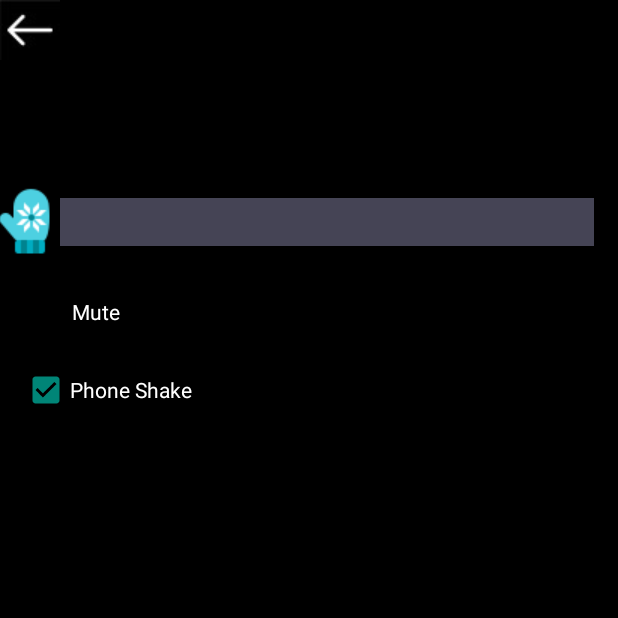
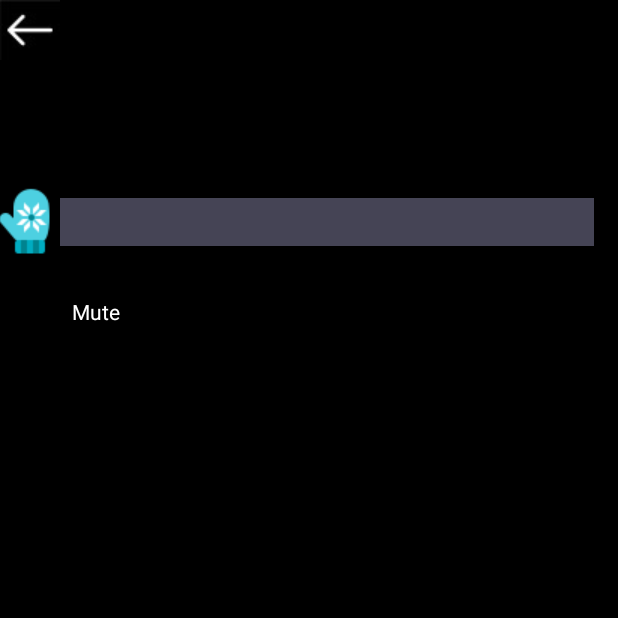
Before and after one commit to quanyoyo/prm392, an Android app: the SettingActivity screen opened directly, with no data from a screen before it, on a phone screen of 412 x 824 dp, the top half of it. Run offline under Robolectric (Android 15) with nearby library versions, the phone set to English and light mode, and no system bars.

Commit message:
Project done(2)

```diff
--- a/app/src/main/java/com/example/prm392/SettingActivity.java
+++ b/app/src/main/java/com/example/prm392/SettingActivity.java
@@ -66,23 +66,23 @@ public class SettingActivity extends AppCompatActivity {
         muteCheckBox.setChecked(isMuted);
         volumeSeekBar.setProgress(sharedPreferences.getInt(PREF_VOLUME, 0));
 
-        // Initialize the phone shake checkbox
-        vibrationCheckBox = findViewById(R.id.vibrationCheckBox);
-
-        // Get the saved vibration setting from SharedPreferences
-        boolean isVibrationEnabled = sharedPreferences.getBoolean(KEY_VIBRATION_ENABLED, true);
-        vibrationCheckBox.setChecked(isVibrationEnabled);
-
-        // Add an OnCheckedChangeListener to the vibration CheckBox
-        vibrationCheckBox.setOnCheckedChangeListener(new CompoundButton.OnCheckedChangeListener() {
-            @Override
-            public void onCheckedChanged(CompoundButton buttonView, boolean isChecked) {
-                // Save the vibration setting in SharedPreferences
-                SharedPreferences.Editor editor = sharedPreferences.edit();
-                editor.putBoolean(KEY_VIBRATION_ENABLED, isChecked);
-                editor.apply();
-            }
-        });
+//        // Initialize the phone shake checkbox
+//        vibrationCheckBox = findViewById(R.id.vibrationCheckBox);
+//
+//        // Get the saved vibration setting from SharedPreferences
+//        boolean isVibrationEnabled = sharedPreferences.getBoolean(KEY_VIBRATION_ENABLED, true);
+//        vibrationCheckBox.setChecked(isVibrationEnabled);
+//
+//        // Add an OnCheckedChangeListener to the vibration CheckBox
+//        vibrationCheckBox.setOnCheckedChangeListener(new CompoundButton.OnCheckedChangeListener() {
+//            @Override
+//            public void onCheckedChanged(CompoundButton buttonView, boolean isChecked) {
+//                // Save the vibration setting in SharedPreferences
+//                SharedPreferences.Editor editor = sharedPreferences.edit();
+//                editor.putBoolean(KEY_VIBRATION_ENABLED, isChecked);
+//                editor.apply();
+//            }
+//        });
 
         // Set muteCheckBox listener
         muteCheckBox.setOnCheckedChangeListener(new CompoundButton.OnCheckedChangeListener() {
--- a/app/src/main/res/layout/activity_setting.xml
+++ b/app/src/main/res/layout/activity_setting.xml
@@ -43,17 +43,17 @@
         app:layout_constraintStart_toStartOf="parent"
         app:layout_constraintTop_toBottomOf="@+id/volumeSeekBar" />
 
-    <CheckBox
-        android:id="@+id/vibrationCheckBox"
-        android:layout_width="wrap_content"
-        android:layout_height="wrap_content"
-        android:layout_marginTop="20dp"
-        android:checked="true"
-        android:text="Phone Shake"
-        android:textColor="#FFFFFF"
-        app:layout_constraintEnd_toEndOf="parent"
-        app:layout_constraintHorizontal_bias="0.049"
-        app:layout_constraintStart_toStartOf="parent"
-        app:layout_constraintTop_toBottomOf="@+id/muteCheckBox" />
+<!--    <CheckBox-->
+<!--        android:id="@+id/vibrationCheckBox"-->
+<!--        android:layout_width="wrap_content"-->
+<!--        android:layout_height="wrap_content"-->
+<!--        android:layout_marginTop="20dp"-->
+<!--        android:checked="true"-->
+<!--        android:text="Phone Shake"-->
+<!--        android:textColor="#FFFFFF"-->
+<!--        app:layout_constraintEnd_toEndOf="parent"-->
+<!--        app:layout_constraintHorizontal_bias="0.049"-->
+<!--        app:layout_constraintStart_toStartOf="parent"-->
+<!--        app:layout_constraintTop_toBottomOf="@+id/muteCheckBox" />-->
 
 </androidx.constraintlayout.widget.ConstraintLayout>
```
